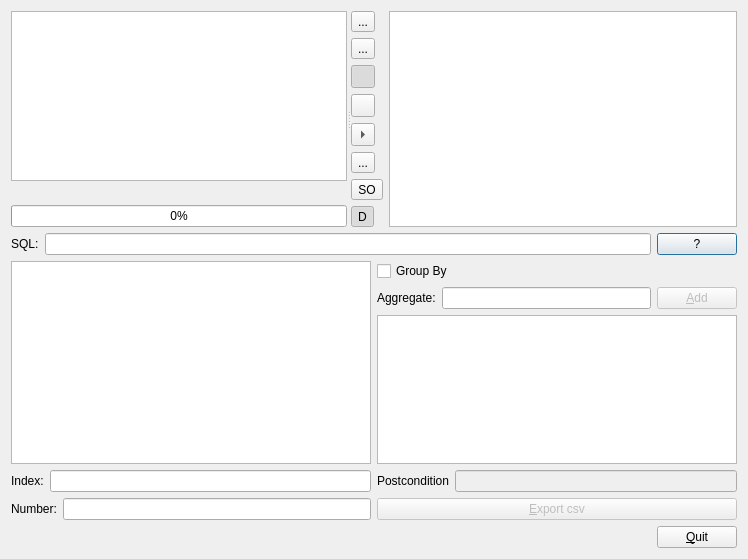
Qt form dialogrelation.ui (gthom/gapQBE) before a commit.
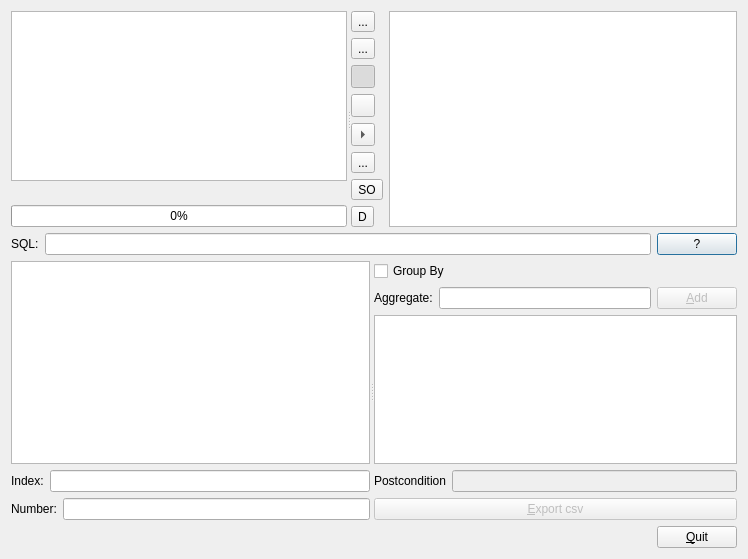
The same form after that commit. Icons and pictures are not drawn. Custom widgets are drawn as their Qt base class.

```diff
--- a/dialogrelation.ui
+++ b/dialogrelation.ui
@@ -202,7 +202,7 @@
             <bool>true</bool>
            </property>
            <property name="checked">
-            <bool>true</bool>
+            <bool>false</bool>
            </property>
           </widget>
          </item>
@@ -267,8 +267,11 @@
     </layout>
    </item>
    <item>
-    <layout class="QHBoxLayout" name="horizontalLayout_8">
-     <item>
+    <widget class="QSplitter" name="splitter_2">
+     <property name="orientation">
+      <enum>Qt::Horizontal</enum>
+     </property>
+     <widget class="QWidget" name="layoutWidget">
       <layout class="QVBoxLayout" name="verticalLayout_4">
        <item>
         <widget class="QTableWidget" name="tableWidgetPreview">
@@ -318,9 +321,12 @@
         </layout>
        </item>
       </layout>
-     </item>
-     <item>
+     </widget>
+     <widget class="QWidget" name="layoutWidget">
       <layout class="QVBoxLayout" name="verticalLayout_3">
+       <property name="sizeConstraint">
+        <enum>QLayout::SetMaximumSize</enum>
+       </property>
        <item>
         <widget class="QCheckBox" name="checkBoxGroupBy">
          <property name="toolTip">
@@ -412,8 +418,8 @@
         </widget>
        </item>
       </layout>
-     </item>
-    </layout>
+     </widget>
+    </widget>
    </item>
    <item>
     <layout class="QHBoxLayout" name="horizontalLayout_2">
```
